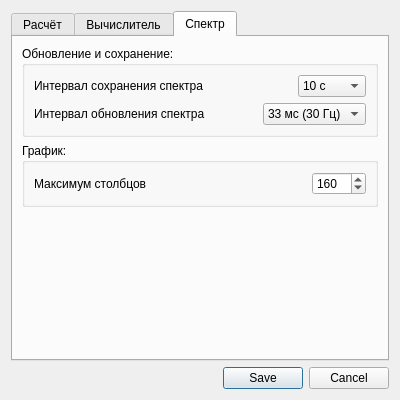
This is ui/settingsdialog.ui in Maxmaxgggg/Spectrum as Qt 5 draws it before an edit. The edited form follows.
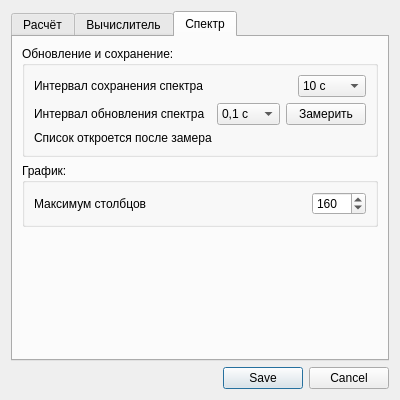
This is the edited form. The open tabs and pages were chosen to show the change. Icons and pictures are not drawn.

Commit message: Список частот обновления открывается по замеру

What changed in the file:
```diff
--- a/ui/settingsdialog.ui
+++ b/ui/settingsdialog.ui
@@ -366,11 +366,6 @@
             </item>
             <item>
              <widget class="QComboBox" name="updateSpectrumIntervalCBX">
-              <item>
-               <property name="text">
-                <string>33 мс (30 Гц)</string>
-               </property>
-              </item>
               <item>
                <property name="text">
                 <string>0,1 с</string>
@@ -413,8 +408,28 @@
               </item>
              </widget>
             </item>
+            <item>
+             <widget class="QPushButton" name="measureRatePBN">
+              <property name="text">
+               <string>Замерить</string>
+              </property>
+              <property name="toolTip">
+               <string>Короткий пробный расчёт: покажет, как часто спектр успевает обновляться на этих настройках, и откроет подходящие варианты</string>
+              </property>
+             </widget>
+            </item>
            </layout>
           </item>
+          <item>
+           <widget class="QLabel" name="updateRateHintLBL">
+            <property name="text">
+             <string>Список откроется после замера</string>
+            </property>
+            <property name="wordWrap">
+             <bool>true</bool>
+            </property>
+           </widget>
+          </item>
          </layout>
         </widget>
        </item>
```
The commit also changes 10 other files.
